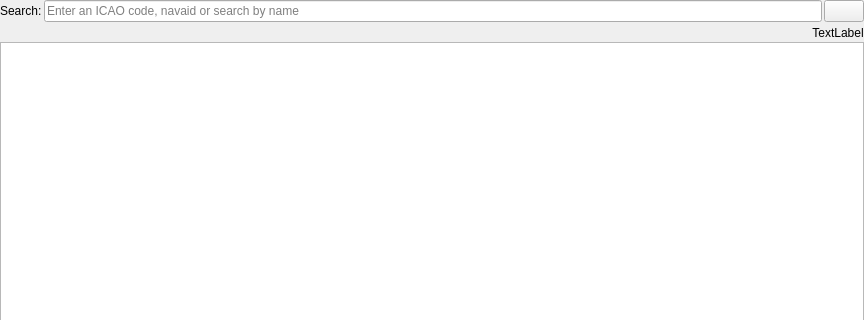
The window that src/GUI/LocationWidget.ui (FlightGear/flightgear) describes before a commit, drawn with Qt 5; both pictures show x 0 to 864 and y 0 to 320 of the 864 by 683 pixel window.
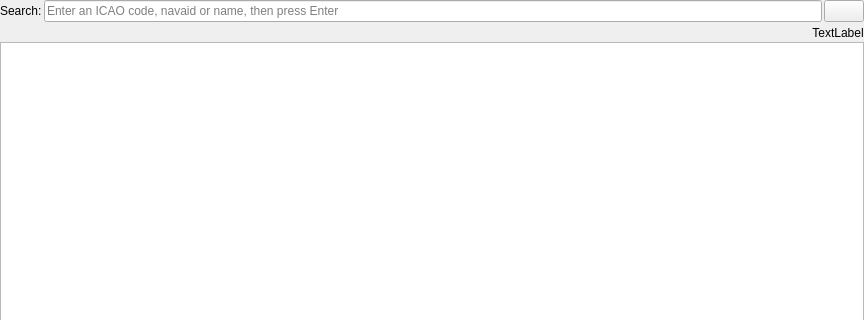
The same window after the commit. The open tabs and pages were chosen to show the change. Custom widgets are drawn as their Qt base class.

Commit message: Launcher: state that it is needed to press Enter to search for the airport

Diff of the .ui file:
```diff
--- a/src/GUI/LocationWidget.ui
+++ b/src/GUI/LocationWidget.ui
@@ -339,7 +339,7 @@
          <item>
           <widget class="QLineEdit" name="locationSearchEdit">
            <property name="placeholderText">
-            <string>Enter an ICAO code, navaid or search by name</string>
+            <string>Enter an ICAO code, navaid or name, then press Enter</string>
            </property>
            <property name="clearButtonEnabled">
             <bool>true</bool>
```
